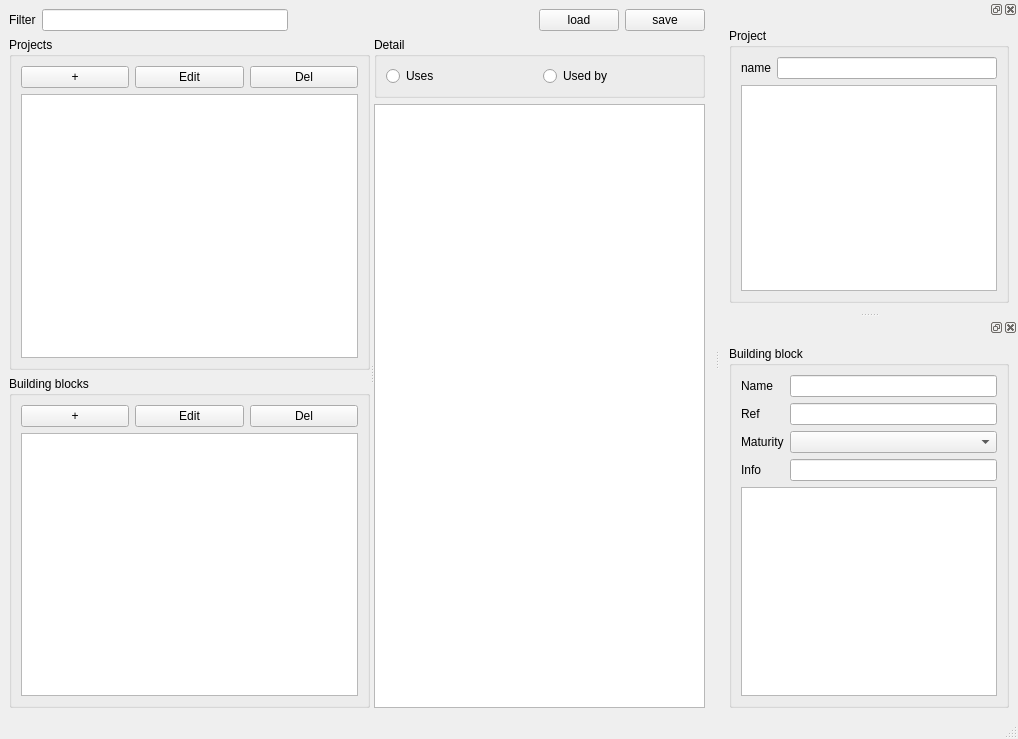
Before: the Qt Designer form app/mainwindow.ui in jfouche/bbm, drawn with Qt 5.
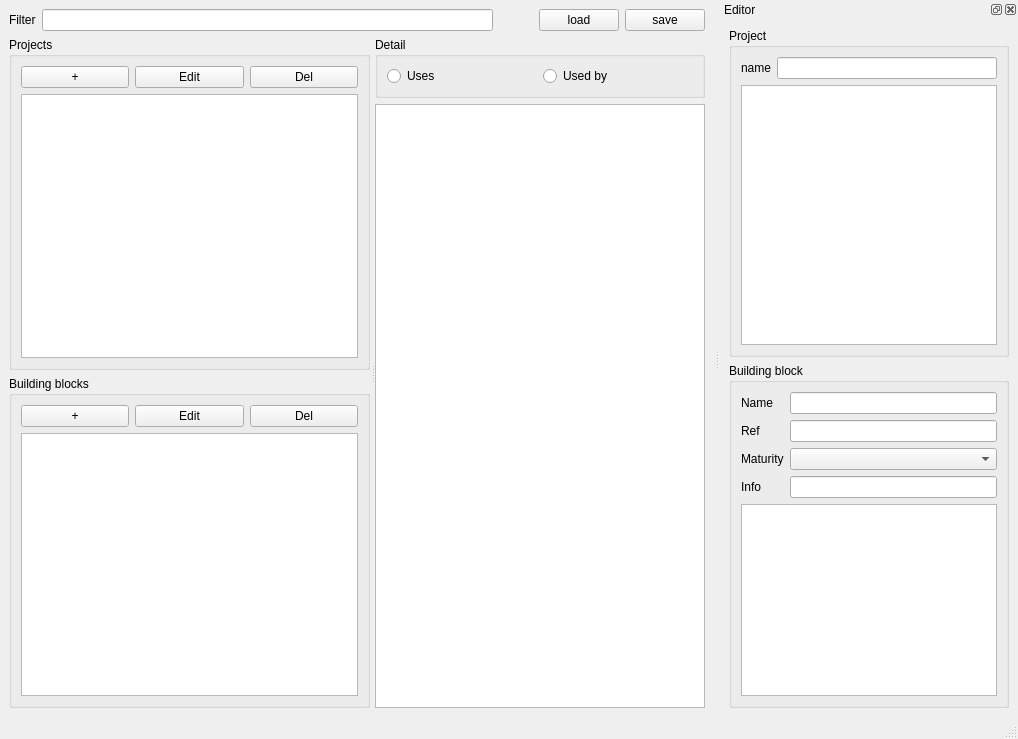
After: the same form once the commit is applied.

Commit message: better UI modified the "test.json" file

What changed in the file:
```diff
--- a/app/mainwindow.ui
+++ b/app/mainwindow.ui
@@ -18,7 +18,7 @@
     <item>
      <layout class="QHBoxLayout" name="topBarLayout">
       <property name="sizeConstraint">
-       <enum>QLayout::SetDefaultConstraint</enum>
+       <enum>QLayout::SetNoConstraint</enum>
       </property>
       <item>
        <widget class="QLabel" name="label">
@@ -35,10 +35,13 @@
         <property name="orientation">
          <enum>Qt::Horizontal</enum>
         </property>
+        <property name="sizeType">
+         <enum>QSizePolicy::Minimum</enum>
+        </property>
         <property name="sizeHint" stdset="0">
          <size>
           <width>40</width>
-          <height>20</height>
+          <height>0</height>
          </size>
         </property>
        </spacer>
@@ -61,9 +64,24 @@
     </item>
     <item>
      <widget class="QSplitter" name="splitter">
+      <property name="frameShape">
+       <enum>QFrame::NoFrame</enum>
+      </property>
+      <property name="frameShadow">
+       <enum>QFrame::Plain</enum>
+      </property>
+      <property name="lineWidth">
+       <number>0</number>
+      </property>
       <property name="orientation">
        <enum>Qt::Horizontal</enum>
       </property>
+      <property name="opaqueResize">
+       <bool>true</bool>
+      </property>
+      <property name="handleWidth">
+       <number>5</number>
+      </property>
       <property name="childrenCollapsible">
        <bool>true</bool>
       </property>
@@ -145,9 +163,7 @@
         </item>
        </layout>
       </widget>
-      <widget class="QWidget" name="wdgDetail" native="true">
-       <layout class="QHBoxLayout" name="horizontalLayout_4">
-        <item>
+      <widget class="QWidget" name="">
          <layout class="QVBoxLayout" name="verticalLayout_9">
           <item>
            <widget class="QGroupBox" name="groupBox_3">
@@ -176,15 +192,16 @@
            <widget class="QTreeView" name="treeDetail"/>
           </item>
          </layout>
-        </item>
-       </layout>
       </widget>
      </widget>
     </item>
    </layout>
   </widget>
   <widget class="QStatusBar" name="statusbar"/>
-  <widget class="QDockWidget" name="dockEditProject">
+  <widget class="QDockWidget" name="dockEdit">
+   <property name="windowTitle">
+    <string>Editor</string>
+   </property>
    <attribute name="dockWidgetArea">
     <number>2</number>
    </attribute>
@@ -216,17 +233,8 @@
        </layout>
       </widget>
      </item>
-    </layout>
-   </widget>
-  </widget>
-  <widget class="QDockWidget" name="dockEditBb">
-   <attribute name="dockWidgetArea">
-    <number>2</number>
-   </attribute>
-   <widget class="QWidget" name="dockWidgetContents_2">
-    <layout class="QVBoxLayout" name="verticalLayout_11">
      <item>
-      <widget class="QGroupBox" name="groupBox_2">
+      <widget class="QGroupBox" name="groupBuildingBlock">
        <property name="title">
         <string>Building block</string>
        </property>
```
Left out of the diff: 5 changed lines with no effect on the pictures. Lines whose indentation alone changed are shown as unchanged. The commit also changes 3 other files.
